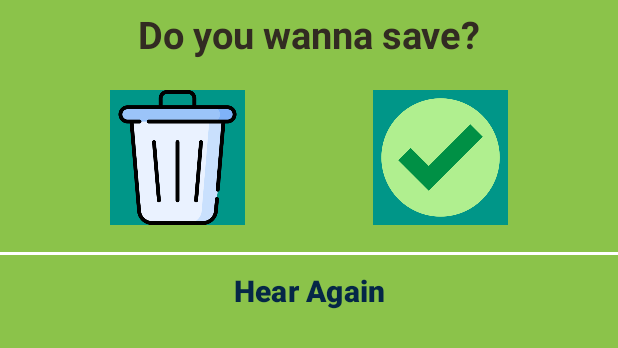
After one commit to ItayB1301/PianoProject, an Android app: the layout img_upload_dialog.xml on its own in the app's theme, with its tools: preview values and no code run, on a phone screen of 412 x 824 dp. The commit adds this screen. Shown: the top 348 px of the screen. Run offline under Robolectric (Android 15) with nearby library versions, the phone set to English and light mode, and no system bars.

Commit message:
Initial commit

```diff
--- /dev/null
+++ b/app/src/main/res/layout/img_upload_dialog.xml
@@ -0,0 +1,72 @@
+<?xml version="1.0" encoding="utf-8"?>
+<androidx.constraintlayout.widget.ConstraintLayout xmlns:android="http://schemas.android.com/apk/res/android"
+    android:layout_width="match_parent"
+    android:layout_height="match_parent">
+
+    <RelativeLayout
+        android:layout_width="match_parent"
+        android:layout_height="match_parent"
+        android:background="#8BC34A">
+
+
+        <TextView
+            android:id="@+id/tv_dialog"
+            android:layout_width="match_parent"
+            android:layout_height="wrap_content"
+            android:text="Do you wanna save?"
+            android:gravity="center"
+            android:layout_marginTop="5dp"
+            android:textColor="#322B22"
+            android:textSize="25sp"
+            android:textStyle="bold" />
+
+        <LinearLayout
+            android:layout_marginTop="20dp"
+            android:id="@+id/ll_choice"
+            android:layout_width="match_parent"
+            android:layout_height="wrap_content"
+            android:layout_below="@id/tv_dialog"
+            android:gravity="center"
+            android:orientation="horizontal">
+
+            <ImageButton
+                android:id="@+id/ib_dia_delete"
+                android:src="@drawable/trash_bin"
+                android:layout_width="90dp"
+                android:layout_height="90dp"
+                android:background="#009688"
+                android:scaleType="fitXY" />
+
+            <ImageButton
+                android:id="@+id/ib_dia_save"
+                android:src="@drawable/check_mark"
+                android:layout_width="90dp"
+                android:layout_height="90dp"
+                android:layout_marginStart="85dp"
+                android:background="#009688"
+                android:scaleType="fitXY" />
+        </LinearLayout>
+
+        <View
+            android:id="@+id/divider_dia"
+            android:layout_width="match_parent"
+            android:layout_height="2dp"
+            android:layout_below="@id/ll_choice"
+            android:layout_marginTop="18dp"
+            android:background="@color/white" />
+
+        <Button
+            android:id="@+id/btn_dia_play"
+            android:layout_width="match_parent"
+            android:layout_height="wrap_content"
+            android:layout_below="@id/divider_dia"
+            android:backgroundTint="@android:color/transparent"
+            android:layout_centerHorizontal="true"
+            android:text="Hear Again"
+            android:textColor="#052747"
+            android:textSize="20sp"
+            android:textStyle="bold" />
+
+    </RelativeLayout>
+
+</androidx.constraintlayout.widget.ConstraintLayout>
```
Also changed, not shown: app/src/main/java/com/example/pianoproject/FrontPageActivity.java (+117 -1 lines), app/src/main/java/com/example/pianoproject/Song.java (added, +41 -0 lines), app/src/main/res/drawable/check_mark.png (added), app/src/main/res/drawable/trash_bin.png (added).
